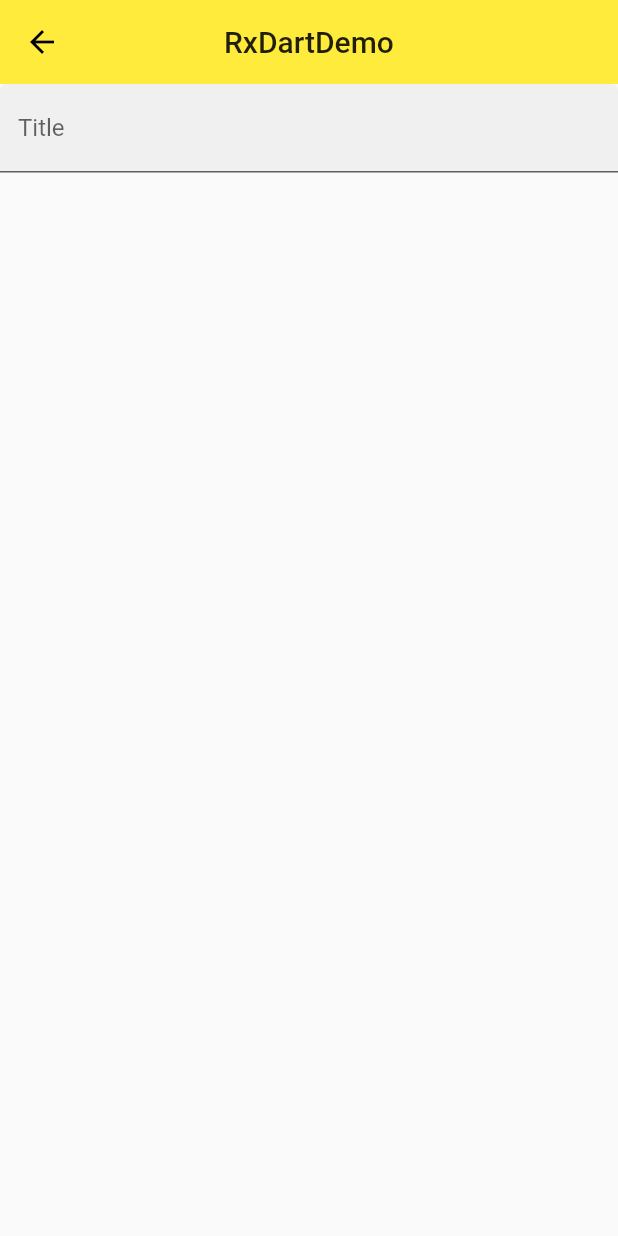
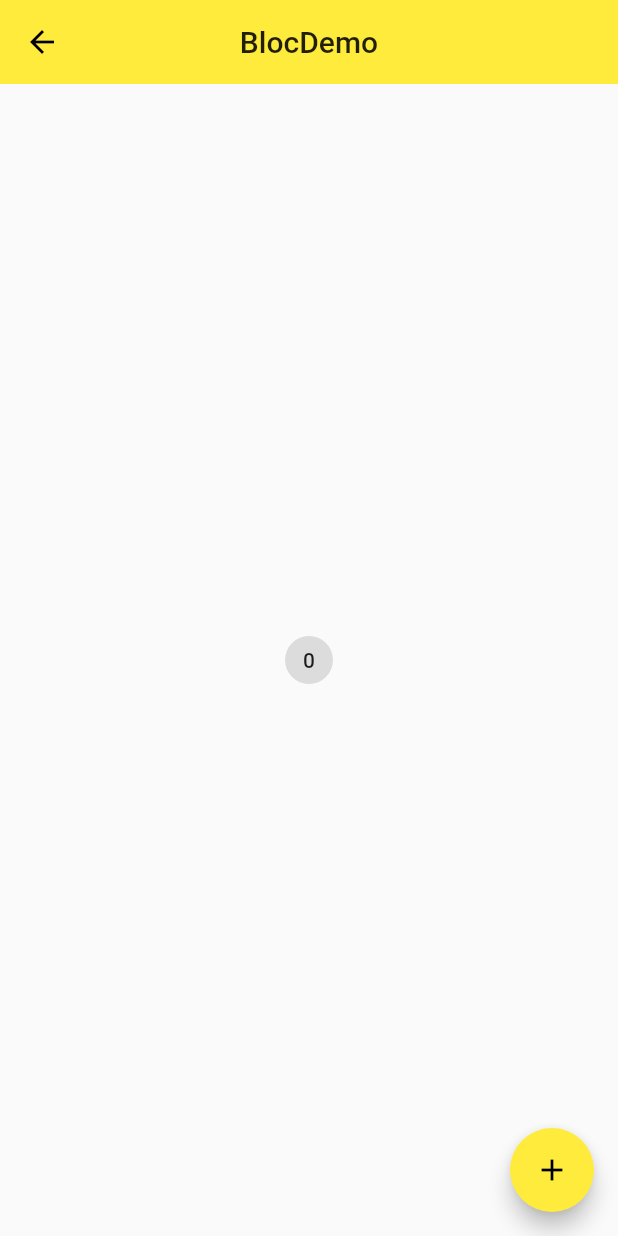
Before and after one commit to RRRMannn/linbaba_flutter, a Flutter app: the screen it shows after launch, on a phone screen of 412 x 824 dp. Run offline on Flutter 3.47's test engine with Material 2 defaults, Android fonts, the phone set to English and light mode, and no system bars; our stand-ins replace rxdart.

Commit message:
Bloc相关知识的学习

```diff
--- a/lib/main.dart
+++ b/lib/main.dart
@@ -1,5 +1,6 @@
 import 'package:flutter/material.dart';
 import 'model/post.dart';
+import 'widget/bloc/bloc.dart';
 import 'widget/layout.dart';
 import 'widget/mydrawer.dart';
 import 'widget/basic.dart';
@@ -52,8 +53,9 @@ class MyApp extends StatelessWidget {
         "/StateManagement" : (context) => StateManagementDemo(),
         "/Stream" : (context) => StreamDemo(),
         "/RxDart" : (context) => RxDartDemo(),
+        "/Bloc" : (context) => BlocDemo(),
       },
-      initialRoute: "/RxDart", //初始页面，相当于home
+      initialRoute: "/Bloc", //初始页面，相当于home
       theme: ThemeData(
         primarySwatch: Colors.yellow,
         highlightColor: Colors.white10,
--- /dev/null
+++ b/lib/widget/bloc/bloc.dart
@@ -0,0 +1,21 @@
+import 'package:flutter/material.dart';
+
+import 'counterbloc.dart';
+
+class BlocDemo extends StatelessWidget {
+  @override
+  Widget build(BuildContext context) {
+    return CounterProvider(
+      child: Scaffold(
+        appBar: AppBar(
+          centerTitle: true,
+          title: Text("BlocDemo"),
+          elevation: 0,
+        ),
+        body: CounterHome(),
+        floatingActionButton: CounterActionButton(),
+      ),
+      bloc: CounterBloc(),
+    );
+  }
+}
--- /dev/null
+++ b/lib/widget/bloc/counterbloc.dart
@@ -0,0 +1,90 @@
+import 'dart:async';
+
+import 'package:flutter/material.dart';
+
+class CounterHome extends StatelessWidget {
+  @override
+  Widget build(BuildContext context) {
+    CounterBloc _counterBloc = CounterProvider.of(context).bloc;
+
+    return Center(
+      child: StreamBuilder(
+        initialData: 0,
+        stream: _counterBloc.count,
+        builder: (context,snaphost){
+          return ActionChip(
+            label: Text(snaphost.data.toString()),
+            onPressed: () {
+              _counterBloc.counter.add(1);
+            },
+          );
+        },
+      ),
+    );
+  }
+}
+
+class CounterActionButton extends StatelessWidget {
+  @override
+  Widget build(BuildContext context) {
+    CounterBloc _counterBloc = CounterProvider.of(context).bloc;
+
+    return FloatingActionButton(
+      child: Icon(Icons.add),
+      onPressed: () {
+        _counterBloc.counter.add(1);
+      },
+    );
+  }
+}
+
+class CounterProvider extends InheritedWidget {
+  final CounterBloc bloc;
+
+  const CounterProvider({
+    this.bloc,
+    Key key,
+    @required Widget child,
+  })  : assert(child != null),
+        super(key: key, child: child);
+
+  static CounterProvider of(BuildContext context) {
+    return context.inheritFromWidgetOfExactType(CounterProvider)
+        as CounterProvider;
+  }
+
+  @override
+  bool updateShouldNotify(CounterProvider old) {
+    return true;
+  }
+}
+
+class CounterBloc {
+  int _count = 0;
+
+  final _counterActionController = StreamController<int>();
+
+  StreamSink<int> get counter => _counterActionController.sink;
+
+  final _counterController = StreamController<int>();
+
+  Stream<int> get count => _counterController.stream;
+
+  CounterBloc() {
+    _counterActionController.stream.listen(onData);
+  }
+
+  void log() {
+    print("Log...");
+  }
+
+  void onData(int data) {
+    _count = data + _count;
+    _counterController.add(_count);
+  }
+
+  void disponse() {
+    _counterActionController.close();
+    _counterController.close();
+  }
+}
```
